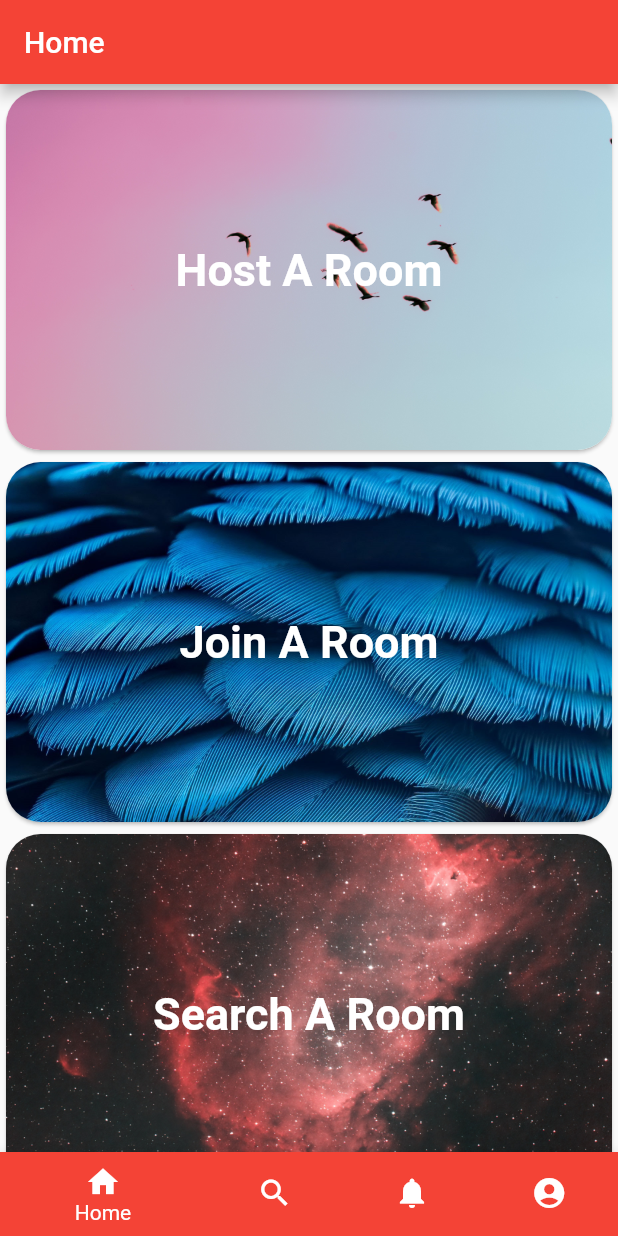
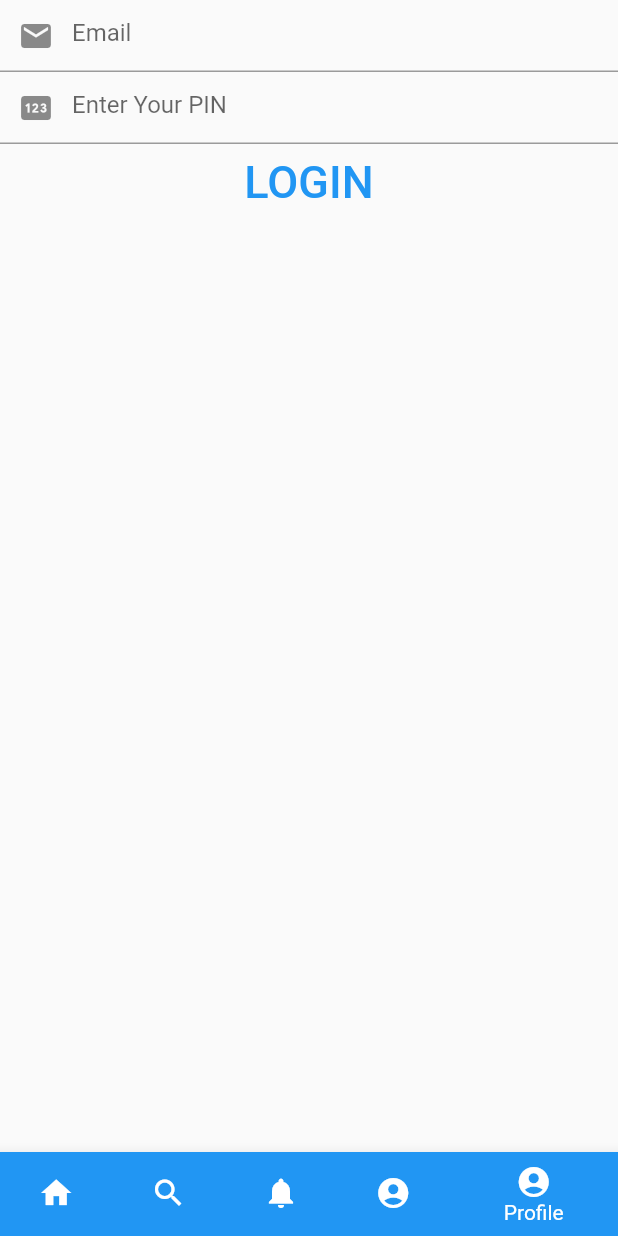
Before and after one commit to Erazsher/Project_Yo, a Flutter app: the screen it shows after launch, on a phone screen of 412 x 824 dp. Run offline on Flutter 3.47's test engine with Material 2 defaults, Android fonts, the phone set to English and light mode, and no system bars; our stand-ins replace animated_splash_screen, font_awesome_flutter.

Commit message:
login page added with the bottom navigation bar to be changed in the future

```diff
--- a/lib/loginpage.dart
+++ b/lib/loginpage.dart
@@ -0,0 +1,54 @@
+import 'package:flutter/material.dart';
+
+class LoginPage extends StatefulWidget {
+  const LoginPage({Key? key}) : super(key: key);
+
+  @override
+  State<LoginPage> createState() => _LoginPageState();
+}
+
+class _LoginPageState extends State<LoginPage> {
+  TextEditingController email = new TextEditingController();
+  TextEditingController pass = new TextEditingController();
+  void _validate() {
+    print(email.text);
+    print(pass.text);
+  }
+
+  @override
+  Widget build(BuildContext context) {
+    return Scaffold(
+      body: Column(
+        children: [
+          TextField(
+            obscureText: false,
+            style: const TextStyle(color: Colors.white),
+            decoration: const InputDecoration(
+              prefixIcon: Icon(Icons.email),
+              hintText: "Email",
+            ),
+            controller: email,
+            keyboardType: TextInputType.number,
+          ),
+          TextField(
+            obscureText: true,
+            decoration: const InputDecoration(
+                prefixIcon: Icon(Icons.pin),
+
+                // border: OutlineInputBorder()
+                // labelText: 'Enter your PIN',
+                hintText: "Enter Your PIN"),
+            controller: pass,
+            keyboardType: TextInputType.number,
+          ),
+          TextButton(
+              onPressed: _validate,
+              child: const Text(
+                "LOGIN",
+                style: TextStyle(fontSize: 30),
+              )),
+        ],
+      ),
+    );
+  }
+}
--- a/lib/main.dart
+++ b/lib/main.dart
@@ -6,6 +6,7 @@ import "notifi.dart";
 import "home.dart";
 import "search.dart";
 import "profile.dart";
+import 'loginpage.dart';
 
 void main() {
   runApp(const MyApp());
@@ -44,9 +45,10 @@ class _MyStatefulWidgetState extends State<MyStatefulWidget> {
     HomePage(),
     SearchPage(),
     NotificationPage(),
-    ProfilePage()
+    ProfilePage(),
+    LoginPage()
   ];
-  int _selectedIndex = 0;
+  int _selectedIndex = 4;
   @override
   Widget build(BuildContext context) {
     return Scaffold(
@@ -73,6 +75,11 @@ class _MyStatefulWidgetState extends State<MyStatefulWidget> {
             label: 'Profile',
             backgroundColor: Colors.blue,
           ),
+          BottomNavigationBarItem(
+            icon: Icon(Icons.account_circle_rounded),
+            label: 'Profile',
+            backgroundColor: Colors.blue,
+          ),
         ],
         currentIndex: _selectedIndex,
         selectedItemColor: Colors.white,
```
Also changed, not shown: lib/home.dart (+17 -4 lines), lib/host_room.dart (added, +47 -0 lines), lib/notifi.dart (+7 -1 lines), lib/profile.dart (+7 -1 lines), pubspec.lock, 1 other file.
